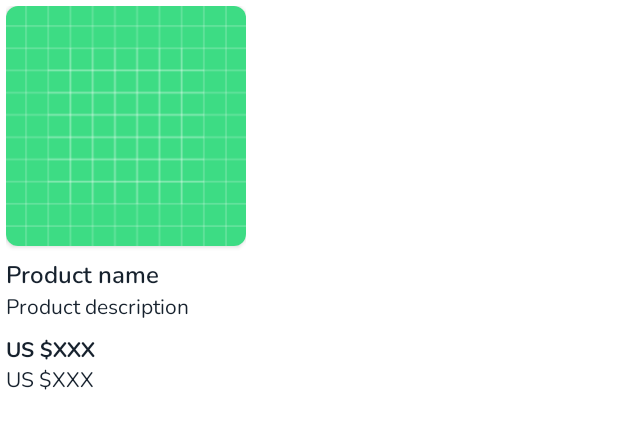
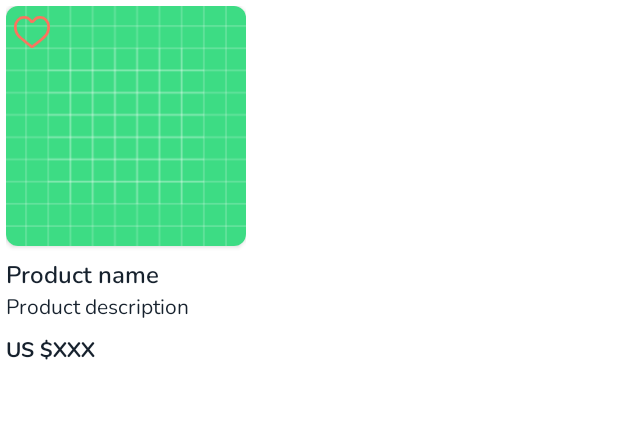
Before and after one commit to khayalsherif/E-Commerce-App-Android, an Android app: the layout product_card.xml on its own in the app's theme, with its tools: preview values and no code run, on a phone screen of 412 x 824 dp. Shown: the top 429 px of the screen. Run offline under Robolectric (Android 15) with nearby library versions, the phone set to English and light mode, and no system bars.

Commit message:
Product card completed with wishlist icon and discount label

```diff
--- a/data/src/main/java/az/red/data/mapper/category/CategoryMapper.kt
+++ b/data/src/main/java/az/red/data/mapper/category/CategoryMapper.kt
@@ -1,6 +1,7 @@
 package az.red.data.mapper.category
 
 import az.red.data.model.category.CategoryResponse
+import az.red.data.util.capitalizeCustom
 import az.red.domain.model.category.Category
 
 
@@ -10,7 +11,7 @@ fun CategoryResponse.categoryResponseToCategory(): Category {
         description = description,
         id = id,
         level = level,
-        name = name,
+        name = name.capitalizeCustom(),
         parentId = parentId,
         imgUrl = imgUrl,
         isSelected = false
--- a/data/src/main/java/az/red/data/mapper/product/ProductMapper.kt
+++ b/data/src/main/java/az/red/data/mapper/product/ProductMapper.kt
@@ -2,6 +2,7 @@ package az.red.data.mapper.product
 
 import az.red.data.model.product.ProductListRemoteRequest
 import az.red.data.model.product.ProductResponse
+import az.red.data.util.capitalizeCustom
 import az.red.domain.model.product.Product
 import az.red.domain.model.product.ProductListRequest
 
@@ -12,12 +13,12 @@ fun ProductResponse.productResponseToProduct(): Product {
         color,
         currentPrice,
         date,
-        description,
+        description?.capitalizeCustom(),
         enabled,
         fabric,
         imageUrls,
         itemNo,
-        name,
+        name.capitalizeCustom(),
         previousPrice,
         quantity,
         size
--- a/presentation/src/main/res/layout/product_card.xml
+++ b/presentation/src/main/res/layout/product_card.xml
@@ -15,8 +15,36 @@
             android:id="@+id/ivImage"
             android:layout_width="match_parent"
             android:layout_height="match_parent"
-            android:src="@drawable/ic_launcher_background"
-            android:contentDescription="@string/product_image" />
+            android:contentDescription="@string/product_image"
+            android:src="@drawable/ic_launcher_background" />
+
+        <ImageView
+            android:id="@+id/ivHeart"
+            android:layout_width="24dp"
+            android:layout_height="24dp"
+            android:layout_margin="5dp"
+            android:contentDescription="@string/product_image"
+            android:elevation="1dp"
+            android:src="@drawable/ic_heart" />
+
+        <androidx.cardview.widget.CardView
+            android:id="@+id/cvSale"
+            android:layout_width="52dp"
+            android:layout_height="20dp"
+            android:layout_gravity="end"
+            android:visibility="invisible"
+            android:layout_margin="5dp"
+            app:cardBackgroundColor="?attr/carrot_accent"
+            app:cardCornerRadius="6dp">
+
+            <TextView
+                android:id="@+id/tvSale"
+                style="@style/NunitoSemiBold12spWhiteStyle"
+                android:layout_width="match_parent"
+                android:layout_height="match_parent"
+                android:gravity="center"
+                android:text="@string/mock_discount" />
+        </androidx.cardview.widget.CardView>
     </androidx.cardview.widget.CardView>
 
     <TextView
@@ -47,5 +75,6 @@
         style="@style/NunitoRegular14spStyle"
         android:layout_width="match_parent"
         android:layout_height="wrap_content"
+        android:visibility="gone"
         android:text="@string/mock_price" />
 </LinearLayout>
--- a/presentation/src/main/res/values/strings.xml
+++ b/presentation/src/main/res/values/strings.xml
@@ -51,4 +51,5 @@
     <string name="product_description">Product description</string>
     <string name="mock_price">US $XXX</string>
     <string name="product_image">Product image</string>
+    <string name="mock_discount">xx%</string>
 </resources>
--- a/presentation/src/main/res/values/styles.xml
+++ b/presentation/src/main/res/values/styles.xml
@@ -135,4 +135,14 @@
         <item name="android:textSize">16sp</item>
         <item name="android:textColor">?attr/text_color</item>
     </style>
+    <style name="NunitoRegular12spStyle">
+        <item name="android:fontFamily">@font/nunito_regular</item>
+        <item name="android:textSize">12sp</item>
+        <item name="android:textColor">?attr/text_color</item>
+    </style>
+    <style name="NunitoSemiBold12spWhiteStyle">
+        <item name="android:fontFamily">@font/nunito_semi_bold</item>
+        <item name="android:textSize">12sp</item>
+        <item name="android:textColor">@color/white</item>
+    </style>
 </resources>
```
Also changed, not shown: data/src/main/java/az/red/data/util/Extentions.kt (added, +11 -0 lines), presentation/src/main/java/az/red/presentation/content/home/HomeFragment.kt (+11 -4 lines), presentation/src/main/java/az/red/presentation/content/home/adapter/ProductListItemAdapter.kt (+24 -5 lines).
